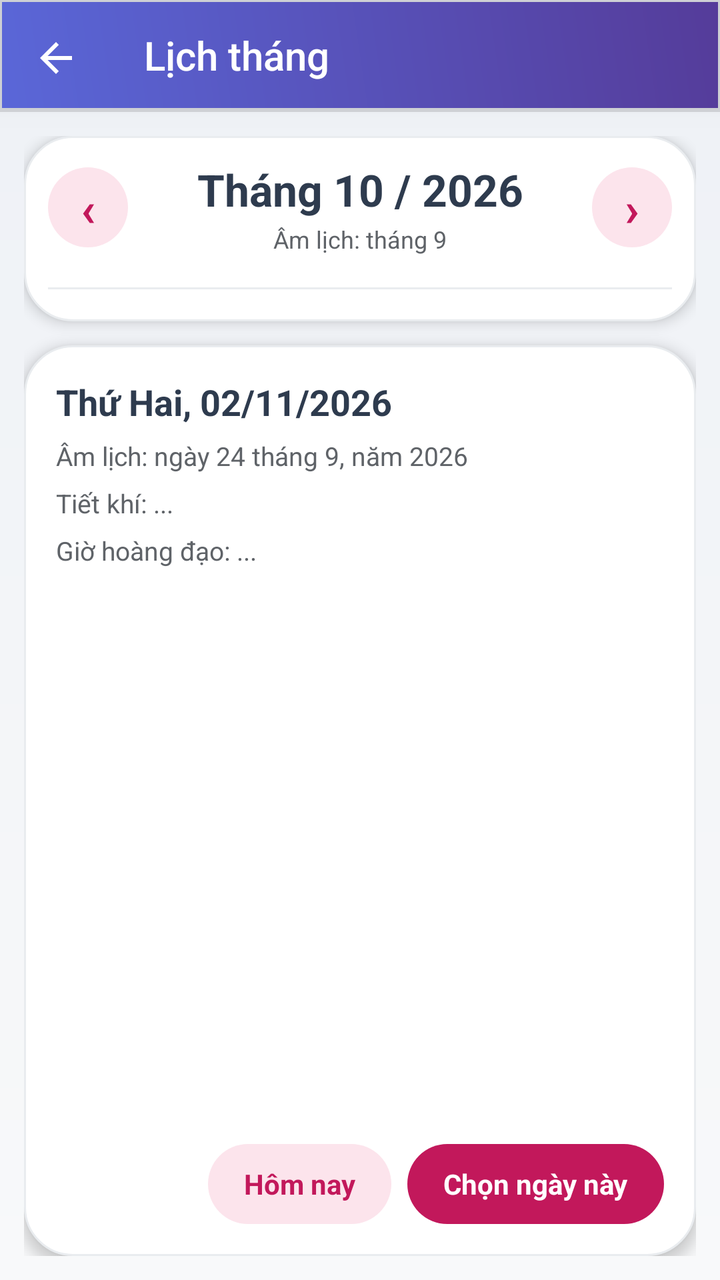
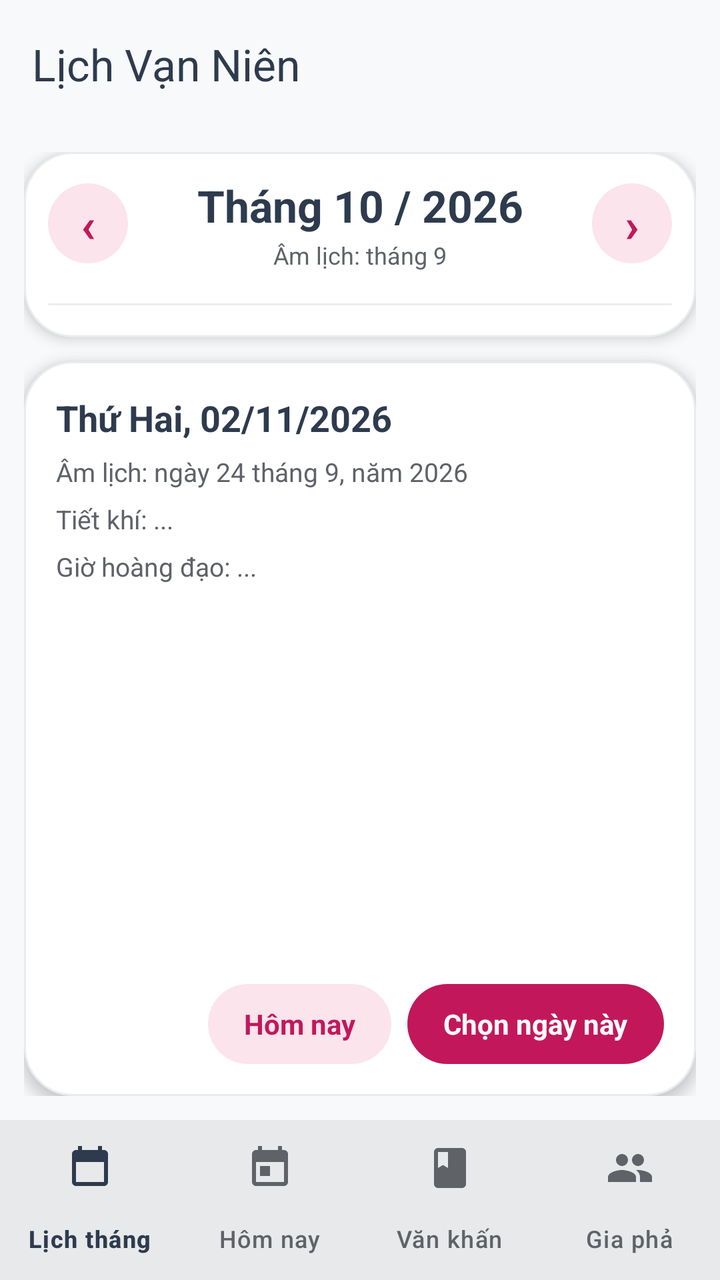

Two renders of the same Android screen: before a commit and after it. Below are the layout's source before the change and the commit's diff.
<!-- AndroidManifest.xml: activity theme AppTheme -->
<!-- res/layout/activity_month_calendar.xml -->
<?xml version="1.0" encoding="utf-8"?>
<LinearLayout xmlns:android="http://schemas.android.com/apk/res/android"
    xmlns:app="http://schemas.android.com/apk/res-auto"
    android:layout_width="match_parent"
    android:layout_height="match_parent"
    android:background="@drawable/month_screen_background"
    android:orientation="vertical">

    <androidx.appcompat.widget.Toolbar
        android:id="@+id/toolbar"
        android:layout_width="match_parent"
        android:layout_height="?attr/actionBarSize"
        android:background="@drawable/toolbar_background"
        android:elevation="8dp"
        android:theme="@style/ThemeOverlay.AppCompat.Dark.ActionBar"
        app:navigationIcon="@drawable/ic_arrow_back"
        app:popupTheme="@style/ThemeOverlay.AppCompat.Light"
        app:title="Lịch tháng" />

    <LinearLayout
        android:layout_width="match_parent"
        android:layout_height="0dp"
        android:layout_weight="1"
        android:orientation="vertical"
        android:padding="12dp">

        
        <LinearLayout
            android:id="@+id/calendar_card"
            android:layout_width="match_parent"
            android:layout_height="wrap_content"
            android:background="@drawable/month_card_background"
            android:elevation="4dp"
            android:orientation="vertical"
            android:padding="12dp">

            <LinearLayout
                android:layout_width="match_parent"
                android:layout_height="wrap_content"
                android:gravity="center_vertical"
                android:orientation="horizontal">

                <TextView
                    android:id="@+id/prev_month"
                    android:layout_width="40dp"
                    android:layout_height="40dp"
                    android:background="@drawable/month_nav_button_background"
                    android:clickable="true"
                    android:focusable="true"
                    android:gravity="center"
                    android:text="‹"
                    android:textColor="@color/weekendColor"
                    android:textSize="24sp"
                    android:textStyle="bold" />

                <LinearLayout
                    android:layout_width="0dp"
                    android:layout_height="wrap_content"
                    android:layout_weight="1"
                    android:gravity="center"
                    android:orientation="vertical"
                    android:paddingHorizontal="4dp">

                    <TextView
                        android:id="@+id/month_year_title"
                        android:layout_width="match_parent"
                        android:layout_height="wrap_content"
                        android:gravity="center"
                        android:maxLines="1"
                        android:text="Tháng 10 / 2026"
                        android:textColor="@color/textPrimary"
                        android:textSize="22sp"
                        android:textStyle="bold" />

                    <TextView
                        android:id="@+id/month_subtitle"
                        android:layout_width="match_parent"
                        android:layout_height="wrap_content"
                        android:layout_marginTop="2dp"
                        android:ellipsize="end"
                        android:gravity="center"
                        android:maxLines="1"
                        android:text="Âm lịch: tháng 9"
                        android:textColor="@color/textSecondary"
                        android:textSize="12sp" />
                </LinearLayout>

                <TextView
                    android:id="@+id/next_month"
                    android:layout_width="40dp"
                    android:layout_height="40dp"
                    android:background="@drawable/month_nav_button_background"
                    android:clickable="true"
                    android:focusable="true"
                    android:gravity="center"
                    android:text="›"
                    android:textColor="@color/weekendColor"
                    android:textSize="24sp"
                    android:textStyle="bold" />
            </LinearLayout>

            <LinearLayout
                android:id="@+id/week_header"
                android:layout_width="match_parent"
                android:layout_height="wrap_content"
                android:layout_marginTop="10dp"
                android:orientation="horizontal" />

            <View
                android:layout_width="match_parent"
                android:layout_height="1dp"
                android:layout_marginTop="6dp"
                android:background="@color/cardBorder" />

            <LinearLayout
                android:id="@+id/month_grid"
                android:layout_width="match_parent"
                android:layout_height="wrap_content"
                android:layout_marginTop="4dp"
                android:orientation="vertical" />
        </LinearLayout>

        
        <LinearLayout
            android:id="@+id/details_card"
            android:layout_width="match_parent"
            android:layout_height="0dp"
            android:layout_marginTop="12dp"
            android:layout_weight="1"
            android:background="@drawable/month_card_background"
            android:elevation="4dp"
            android:orientation="vertical"
            android:padding="16dp">

            <TextView
                android:id="@+id/selected_date_title"
                android:layout_width="match_parent"
                android:layout_height="wrap_content"
                android:text="Thứ Hai, 02/11/2026"
                android:textColor="@color/textPrimary"
                android:textSize="18sp"
                android:textStyle="bold" />

            <ScrollView
                android:layout_width="match_parent"
                android:layout_height="0dp"
                android:layout_weight="1"
                android:fillViewport="true">

                <LinearLayout
                    android:layout_width="match_parent"
                    android:layout_height="wrap_content"
                    android:orientation="vertical">

                    <TextView
                        android:id="@+id/selected_lunar_line"
                        android:layout_width="match_parent"
                        android:layout_height="wrap_content"
                        android:layout_marginTop="6dp"
                        android:lineSpacingExtra="2dp"
                        android:text="Âm lịch: ngày 24 tháng 9, năm 2026"
                        android:textColor="@color/textSecondary"
                        android:textSize="13sp" />

                    <TextView
                        android:id="@+id/selected_solar_term"
                        android:layout_width="match_parent"
                        android:layout_height="wrap_content"
                        android:layout_marginTop="6dp"
                        android:text="Tiết khí: ..."
                        android:textColor="@color/textSecondary"
                        android:textSize="13sp" />

                    <TextView
                        android:id="@+id/selected_lucky_hours"
                        android:layout_width="match_parent"
                        android:layout_height="wrap_content"
                        android:layout_marginTop="6dp"
                        android:text="Giờ hoàng đạo: ..."
                        android:textColor="@color/textSecondary"
                        android:textSize="13sp" />
                </LinearLayout>
            </ScrollView>

            <LinearLayout
                android:layout_width="match_parent"
                android:layout_height="wrap_content"
                android:layout_marginTop="8dp"
                android:gravity="end"
                android:orientation="horizontal">

                <TextView
                    android:id="@+id/today_button"
                    android:layout_width="wrap_content"
                    android:layout_height="40dp"
                    android:background="@drawable/month_tonal_button_background"
                    android:clickable="true"
                    android:focusable="true"
                    android:gravity="center"
                    android:paddingHorizontal="18dp"
                    android:text="Hôm nay"
                    android:textColor="@color/weekendColor"
                    android:textSize="14sp"
                    android:textStyle="bold" />

                <TextView
                    android:id="@+id/use_date_button"
                    android:layout_width="wrap_content"
                    android:layout_height="40dp"
                    android:layout_marginStart="8dp"
                    android:background="@drawable/month_primary_button_background"
                    android:clickable="true"
                    android:focusable="true"
                    android:gravity="center"
                    android:paddingHorizontal="18dp"
                    android:text="Chọn ngày này"
                    android:textColor="@color/textLight"
                    android:textSize="14sp"
                    android:textStyle="bold" />
            </LinearLayout>
        </LinearLayout>
    </LinearLayout>
</LinearLayout>
<!-- resources referenced by this layout -->
<resources>
  <color name="cardBorder">#E9ECEF</color>
  <color name="textLight">#FFFFFF</color>
  <color name="textPrimary">#2E3B4E</color>
  <color name="textSecondary">#5F6368</color>
  <color name="weekendColor">#C2185B</color>
  <!-- drawable ic_arrow_back (drawable) -->
  <?xml version="1.0" encoding="utf-8"?>
  <vector xmlns:android="http://schemas.android.com/apk/res/android"
      android:width="24dp"
      android:height="24dp"
      android:viewportWidth="24"
      android:viewportHeight="24">
      <path
          android:fillColor="#FFFFFF"
          android:pathData="M20,11H7.83l5.59,-5.59L12,4l-8,8 8,8 1.41,-1.41L7.83,13H20v-2z"/>
  </vector>
  <!-- drawable month_card_background (drawable) -->
  <?xml version="1.0" encoding="utf-8"?>
  <shape xmlns:android="http://schemas.android.com/apk/res/android">
      <solid android:color="#FFFFFF" />
      <corners android:radius="24dp" />
      <stroke
          android:width="1dp"
          android:color="@color/cardBorder" />
  </shape>
  <!-- drawable month_nav_button_background (drawable) -->
  <?xml version="1.0" encoding="utf-8"?>
  <shape xmlns:android="http://schemas.android.com/apk/res/android"
      android:shape="oval">
      <solid android:color="@color/monthTonal" />
  </shape>
  <!-- drawable month_primary_button_background (drawable) -->
  <?xml version="1.0" encoding="utf-8"?>
  <shape xmlns:android="http://schemas.android.com/apk/res/android">
      <solid android:color="@color/weekendColor" />
      <corners android:radius="24dp" />
  </shape>
  <!-- drawable month_screen_background (drawable) -->
  <?xml version="1.0" encoding="utf-8"?>
  <shape xmlns:android="http://schemas.android.com/apk/res/android">
      <gradient
          android:angle="90"
          android:endColor="@color/monthBackgroundEnd"
          android:startColor="@color/backgroundPrimary"
          android:type="linear" />
  </shape>
  <!-- drawable month_tonal_button_background (drawable) -->
  <?xml version="1.0" encoding="utf-8"?>
  <shape xmlns:android="http://schemas.android.com/apk/res/android">
      <solid android:color="@color/monthTonal" />
      <corners android:radius="24dp" />
  </shape>
  <!-- drawable toolbar_background (drawable) -->
  <?xml version="1.0" encoding="utf-8"?>
  <layer-list xmlns:android="http://schemas.android.com/apk/res/android">
      
      <item>
          <shape android:shape="rectangle">
              <solid android:color="#20000000" />
              <padding
                  android:bottom="2dp"
                  android:left="1dp"
                  android:right="1dp"
                  android:top="1dp" />
          </shape>
      </item>
      
      
      <item>
          <shape android:shape="rectangle">
              <gradient
                  android:angle="45"
                  android:startColor="@color/gradientSecondaryStart"
                  android:endColor="@color/gradientSecondaryEnd"
                  android:type="linear" />
          </shape>
      </item>
  </layer-list>
  <style name="AppTheme" parent="Theme.AppCompat.Light.NoActionBar">
          <item name="colorPrimary">@color/primaryColor</item>
          <item name="colorPrimaryDark">@color/primaryDarkColor</item>
          <item name="colorAccent">@color/secondaryColor</item>
          <item name="android:windowIsTranslucent">true</item>
          <item name="android:windowTranslucentStatus">true</item>
          <item name="android:statusBarColor">@android:color/transparent</item>
          <item name="android:windowBackground">@color/backgroundPrimary</item>
          <item name="android:textColorPrimary">@color/textPrimary</item>
          <item name="android:textColorSecondary">@color/textSecondary</item>
      </style>
  <color name="monthTonal">#FCE4EC</color>
  <color name="monthBackgroundEnd">#EEF1F6</color>
  <color name="backgroundPrimary">#F8F9FA</color>
  <color name="gradientSecondaryStart">#5A67D8</color>
  <color name="gradientSecondaryEnd">#553C9A</color>
  <color name="primaryColor">#2E3B4E</color>
  <color name="primaryDarkColor">#1A2332</color>
  <color name="secondaryColor">#C2185B</color>
</resources>

<!-- the commit's change to res/layout/activity_month_calendar.xml (unified diff, before → after) -->
@@ -3,19 +3,18 @@
     xmlns:app="http://schemas.android.com/apk/res-auto"
     android:layout_width="match_parent"
     android:layout_height="match_parent"
-    android:background="@drawable/month_screen_background"
-    android:orientation="vertical">
-
-    <androidx.appcompat.widget.Toolbar
-        android:id="@+id/toolbar"
+    android:background="?attr/colorSurface"
+    android:orientation="vertical"
+    android:id="@+id/app_root">
+
+    <include layout="@layout/app_header" />
+    <LinearLayout
+        android:id="@+id/app_body"
         android:layout_width="match_parent"
-        android:layout_height="?attr/actionBarSize"
-        android:background="@drawable/toolbar_background"
-        android:elevation="8dp"
-        android:theme="@style/ThemeOverlay.AppCompat.Dark.ActionBar"
-        app:navigationIcon="@drawable/ic_arrow_back"
-        app:popupTheme="@style/ThemeOverlay.AppCompat.Light"
-        app:title="Lịch tháng" />
+        android:layout_height="0dp"
+        android:layout_weight="1"
+        android:orientation="vertical">
+
 
     <LinearLayout
         android:layout_width="match_parent"
@@ -220,4 +219,33 @@
             </LinearLayout>
         </LinearLayout>
     </LinearLayout>
+        </LinearLayout>
+
+<include layout="@layout/app_bottom_nav" />
+
 </LinearLayout>
+<!-- res/layout/app_header.xml (included above) -->
+<?xml version="1.0" encoding="utf-8"?>
+<com.google.android.material.appbar.MaterialToolbar xmlns:android="http://schemas.android.com/apk/res/android"
+    xmlns:app="http://schemas.android.com/apk/res-auto"
+    android:id="@+id/toolbar"
+    android:layout_width="match_parent"
+    android:layout_height="?attr/actionBarSize"
+    android:background="?attr/colorSurface"
+    android:elevation="0dp"
+    app:navigationIconTint="?attr/colorOnSurface"
+    app:title="@string/app_name"
+    app:titleTextColor="?attr/colorOnSurface" />
+<!-- res/layout/app_bottom_nav.xml (included above) -->
+<?xml version="1.0" encoding="utf-8"?>
+<com.google.android.material.bottomnavigation.BottomNavigationView xmlns:android="http://schemas.android.com/apk/res/android"
+    xmlns:app="http://schemas.android.com/apk/res-auto"
+    android:id="@+id/bottom_navigation"
+    android:layout_width="match_parent"
+    android:layout_height="wrap_content"
+    android:background="?attr/colorSurface"
+    android:elevation="3dp"
+    app:itemIconTint="@color/bottom_nav_item_color"
+    app:itemTextColor="@color/bottom_nav_item_color"
+    app:labelVisibilityMode="labeled"
+    app:menu="@menu/main_bottom_nav" />
<!-- resource entries referenced after the edit -->
@@ -5,25 +5,14 @@
   <color name="textPrimary">#2E3B4E</color>
   <color name="textSecondary">#5F6368</color>
   <color name="weekendColor">#C2185B</color>
-  <!-- drawable ic_arrow_back (drawable) -->
-  <?xml version="1.0" encoding="utf-8"?>
-  <vector xmlns:android="http://schemas.android.com/apk/res/android"
-      android:width="24dp"
-      android:height="24dp"
-      android:viewportWidth="24"
-      android:viewportHeight="24">
-      <path
-          android:fillColor="#FFFFFF"
-          android:pathData="M20,11H7.83l5.59,-5.59L12,4l-8,8 8,8 1.41,-1.41L7.83,13H20v-2z"/>
-  </vector>
   <!-- drawable month_card_background (drawable) -->
   <?xml version="1.0" encoding="utf-8"?>
   <shape xmlns:android="http://schemas.android.com/apk/res/android">
-      <solid android:color="#FFFFFF" />
+      <solid android:color="?attr/colorSurfaceVariant" />
       <corners android:radius="24dp" />
       <stroke
           android:width="1dp"
-          android:color="@color/cardBorder" />
+          android:color="?attr/colorOutline" />
   </shape>
   <!-- drawable month_nav_button_background (drawable) -->
   <?xml version="1.0" encoding="utf-8"?>
@@ -37,63 +26,38 @@
       <solid android:color="@color/weekendColor" />
       <corners android:radius="24dp" />
   </shape>
-  <!-- drawable month_screen_background (drawable) -->
-  <?xml version="1.0" encoding="utf-8"?>
-  <shape xmlns:android="http://schemas.android.com/apk/res/android">
-      <gradient
-          android:angle="90"
-          android:endColor="@color/monthBackgroundEnd"
-          android:startColor="@color/backgroundPrimary"
-          android:type="linear" />
-  </shape>
   <!-- drawable month_tonal_button_background (drawable) -->
   <?xml version="1.0" encoding="utf-8"?>
   <shape xmlns:android="http://schemas.android.com/apk/res/android">
-      <solid android:color="@color/monthTonal" />
+      <solid android:color="?attr/colorSecondaryContainer" />
       <corners android:radius="24dp" />
   </shape>
-  <!-- drawable toolbar_background (drawable) -->
-  <?xml version="1.0" encoding="utf-8"?>
-  <layer-list xmlns:android="http://schemas.android.com/apk/res/android">
-      
-      <item>
-          <shape android:shape="rectangle">
-              <solid android:color="#20000000" />
-              <padding
-                  android:bottom="2dp"
-                  android:left="1dp"
-                  android:right="1dp"
-                  android:top="1dp" />
-          </shape>
-      </item>
-      
-      
-      <item>
-          <shape android:shape="rectangle">
-              <gradient
-                  android:angle="45"
-                  android:startColor="@color/gradientSecondaryStart"
-                  android:endColor="@color/gradientSecondaryEnd"
-                  android:type="linear" />
-          </shape>
-      </item>
-  </layer-list>
-  <style name="AppTheme" parent="Theme.AppCompat.Light.NoActionBar">
+  <string name="app_name">Lịch Vạn Niên</string>
+  <style name="AppTheme" parent="Theme.Material3.Light.NoActionBar">
           <item name="colorPrimary">@color/primaryColor</item>
-          <item name="colorPrimaryDark">@color/primaryDarkColor</item>
-          <item name="colorAccent">@color/secondaryColor</item>
-          <item name="android:windowIsTranslucent">true</item>
-          <item name="android:windowTranslucentStatus">true</item>
+          <item name="colorOnPrimary">@color/textLight</item>
+          <item name="colorPrimaryContainer">@color/monthTonal</item>
+          <item name="colorOnPrimaryContainer">@color/primaryDarkColor</item>
+          <item name="colorSecondary">@color/secondaryColor</item>
+          <item name="colorOnSecondary">@color/textLight</item>
+          <item name="colorSecondaryContainer">@color/monthTonal</item>
+          <item name="colorOnSecondaryContainer">@color/primaryDarkColor</item> 
+          <item name="colorSurface">@color/backgroundPrimary</item>
+          <item name="colorOnSurface">@color/textPrimary</item>
+          <item name="colorSurfaceVariant">@color/backgroundSecondary</item>
+          <item name="colorOnSurfaceVariant">@color/textSecondary</item>
+          <item name="colorOutline">@color/cardBorder</item>
+          <item name="android:windowBackground">@color/backgroundPrimary</item>
           <item name="android:statusBarColor">@android:color/transparent</item>
-          <item name="android:windowBackground">@color/backgroundPrimary</item>
+          <item name="android:navigationBarColor">@android:color/transparent</item>
+          <item name="android:windowLightStatusBar">true</item>
+          <item name="android:windowLightNavigationBar">true</item>
           <item name="android:textColorPrimary">@color/textPrimary</item>
           <item name="android:textColorSecondary">@color/textSecondary</item>
       </style>
   <color name="monthTonal">#FCE4EC</color>
-  <color name="monthBackgroundEnd">#EEF1F6</color>
   <color name="backgroundPrimary">#F8F9FA</color>
-  <color name="gradientSecondaryStart">#5A67D8</color>
-  <color name="gradientSecondaryEnd">#553C9A</color>
+  <color name="backgroundSecondary">#FFFFFF</color>
   <color name="primaryColor">#2E3B4E</color>
   <color name="primaryDarkColor">#1A2332</color>
   <color name="secondaryColor">#C2185B</color>
